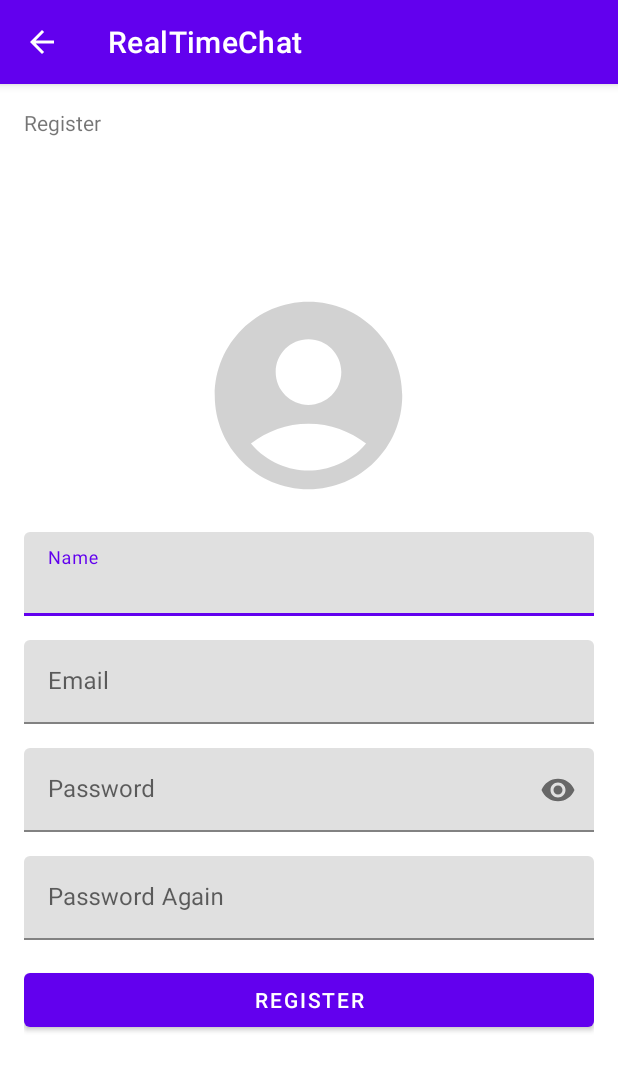
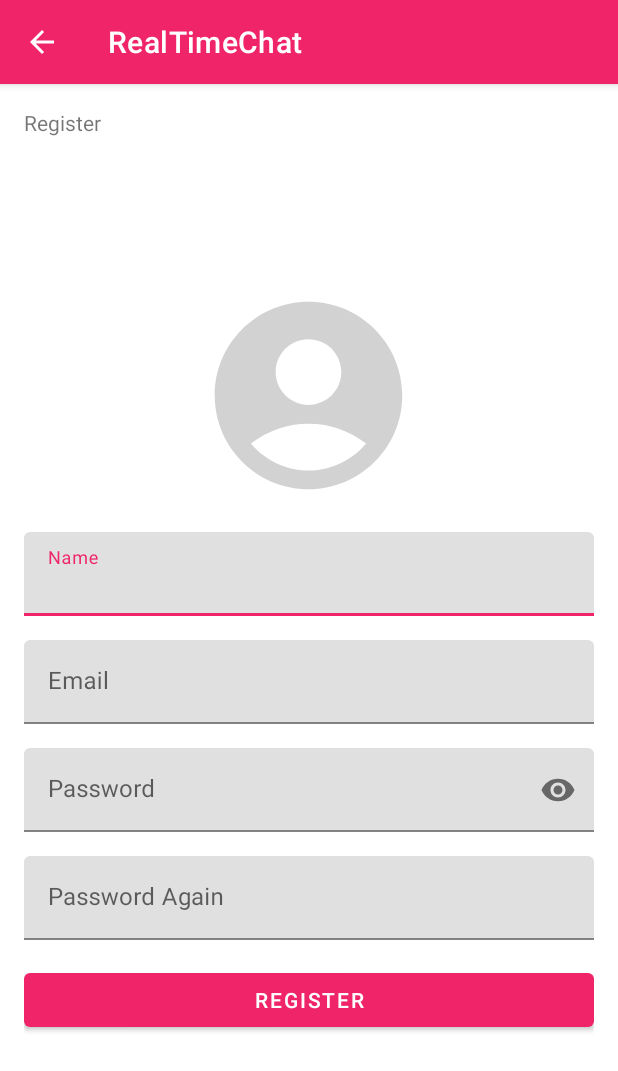
Before and after one commit to lwinlwincho/RealTimeChat, an Android app: the screen it shows after launch (RegisterActivity), after a tap on "REGISTER", on a phone screen of 412 x 824 dp. Shown: the top 1071 px of the screen. Run offline under Robolectric (Android 15) with nearby library versions, the phone set to English and light mode, and no system bars; our stand-ins replace Firebase (no records; nobody signed in at launch, a user with empty details on screens opened directly).

Commit message:
explore: change action bar color and status bar color

```diff
--- a/app/src/main/java/com/llc/realtimechat/MainActivity.kt
+++ b/app/src/main/java/com/llc/realtimechat/MainActivity.kt
@@ -3,15 +3,15 @@ package com.llc.realtimechat
 import android.content.Intent
 import androidx.appcompat.app.AppCompatActivity
 import android.os.Bundle
-import android.util.Log
 import android.view.Menu
 import android.view.MenuItem
+import android.view.View
+import android.widget.Toast
 import androidx.activity.viewModels
 import androidx.recyclerview.widget.LinearLayoutManager
 import androidx.recyclerview.widget.RecyclerView
 import com.google.firebase.auth.FirebaseAuth
 import com.google.firebase.auth.ktx.auth
-import com.google.firebase.firestore.ktx.firestore
 import com.google.firebase.ktx.Firebase
 import com.llc.realtimechat.databinding.ActivityMainBinding
 import com.llc.realtimechat.detail.DetailActivity
@@ -20,60 +20,50 @@ import com.llc.realtimechat.login.LoginActivity
 import com.llc.realtimechat.model.Chat
 import com.llc.realtimechat.userprofile.ProfileActivity
 
-class MainActivity : AppCompatActivity(),OnItemClickListener{
+class MainActivity : AppCompatActivity(), OnItemClickListener {
 
     private lateinit var binding: ActivityMainBinding
 
-    private val db = Firebase.firestore
+    private lateinit var auth: FirebaseAuth
+
+    private val viewModel: MainViewModel by viewModels()
 
     private val chatRecyclerViewAdapter: ChatRecyclerViewAdapter by lazy {
         ChatRecyclerViewAdapter(this)
     }
-
-    private lateinit var auth: FirebaseAuth
-
-    private val viewModel: MainViewModel by viewModels()
 
     override fun onCreate(savedInstanceState: Bundle?) {
         super.onCreate(savedInstanceState)
         binding = ActivityMainBinding.inflate(layoutInflater)
         setContentView(binding.root)
 
-
-        val userEmail = FirebaseAuth.getInstance().currentUser!!.email
-
-        db.collection("user").whereEqualTo("email", userEmail).get()
-            .addOnSuccessListener { document ->
-                if (document != null) {
-
-                    for (document in document) {
-
-                        binding.imvProfile.loadFromUrl(document.data["profile"].toString())
-
-                        Log.d("TAG", "${document.id}=>${document.data["email"]}")
-                        Log.d("TAG", "$userEmail")
-                    }
-                } else {
-                    Log.d("TAG", "No such document")
-                }
+        viewModel.isLoggedinLiveData.observe(this) { isLoggedIn ->
+            if (!isLoggedIn) {
+                val intent = Intent(this, LoginActivity::class.java)
+                startActivity(intent)
             }
-            .addOnFailureListener { exception ->
-                Log.d("TAG", "get failed with ", exception)
-            }
-
-
-
-
-
-        viewModel.chatListLiveData.observe(this) { chatList ->
-            chatRecyclerViewAdapter.submitList(chatList)
         }
 
-        auth = Firebase.auth
-        if (auth.currentUser == null) {
-            val intent = Intent(this, LoginActivity::class.java)
-            startActivity(intent)
-            finish()
+        viewModel.chatListEvent.observe(this) { event ->
+            when (event) {
+                is MainViewEvent.Loading -> binding.progressBar.visibility = View.VISIBLE
+
+                is MainViewEvent.Success -> {
+                    binding.progressBar.visibility = View.INVISIBLE
+                    chatRecyclerViewAdapter.submitList(event.chatList)
+                }
+
+                is MainViewEvent.Profile -> {
+                    binding.progressBar.visibility = View.INVISIBLE
+                    binding.imvProfile.loadFromUrl(event.profile)
+                }
+
+                is MainViewEvent.Error -> {
+                    binding.progressBar.visibility = View.INVISIBLE
+                    Toast.makeText(this, event.message, Toast.LENGTH_SHORT).show()
+                }
+                else -> {}
+            }
         }
 
         binding.rvChat.apply {
@@ -82,22 +72,20 @@ class MainActivity : AppCompatActivity(),OnItemClickListener{
         }
 
         binding.btnSend.setOnClickListener {
-
             val message = binding.etMessage.text.toString()
-
             viewModel.sendMessage(message)
         }
 
-        binding.imvProfile.setOnClickListener{
-            val intent=Intent(this, ProfileActivity::class.java)
+        binding.imvProfile.setOnClickListener {
+            val intent = Intent(this, ProfileActivity::class.java)
             startActivity(intent)
         }
 
-        viewModel.isLoggedinLiveData.observe(this) { isLoggedIn ->
-            if (!isLoggedIn) {
-                val intent = Intent(this, LoginActivity::class.java)
-                startActivity(intent)
-            }
+        auth = Firebase.auth
+        if (auth.currentUser == null) {
+            val intent = Intent(this, LoginActivity::class.java)
+            startActivity(intent)
+            finish()
         }
     }
 
@@ -121,8 +109,8 @@ class MainActivity : AppCompatActivity(),OnItemClickListener{
         val intent = Intent(this, DetailActivity::class.java)
         with(intent) {
             putExtra("chatId", chat.chatId)
-            putExtra("sender",chat.sender)
-            putExtra("message",chat.message)
+            putExtra("sender", chat.sender)
+            putExtra("message", chat.message)
             startActivity(this)
         }
     }
--- a/app/src/main/java/com/llc/realtimechat/MainViewModel.kt
+++ b/app/src/main/java/com/llc/realtimechat/MainViewModel.kt
@@ -1,33 +1,61 @@
 package com.llc.realtimechat
 
-import android.content.ContentValues.TAG
 import android.util.Log
+import androidx.lifecycle.LiveData
 import androidx.lifecycle.MutableLiveData
 import androidx.lifecycle.ViewModel
+import androidx.lifecycle.viewModelScope
 import com.google.firebase.auth.FirebaseAuth
-import com.google.firebase.auth.UserInfo
 import com.google.firebase.auth.ktx.auth
-import com.google.firebase.auth.ktx.userProfileChangeRequest
 import com.google.firebase.database.DataSnapshot
 import com.google.firebase.database.DatabaseError
 import com.google.firebase.database.DatabaseReference
 import com.google.firebase.database.ValueEventListener
 import com.google.firebase.database.ktx.database
 import com.google.firebase.database.ktx.getValue
+import com.google.firebase.firestore.ktx.firestore
 import com.google.firebase.ktx.Firebase
 import com.llc.realtimechat.model.Chat
+import kotlinx.coroutines.launch
+import kotlinx.coroutines.tasks.await
 
 class MainViewModel : ViewModel(), FirebaseAuth.AuthStateListener {
 
-    val chatListLiveData = MutableLiveData<List<Chat>>()
+    private val _chatListEvent = MutableLiveData<MainViewEvent>()
+    val chatListEvent: LiveData<MainViewEvent> = _chatListEvent
 
     val isLoggedinLiveData = MutableLiveData<Boolean>()
 
     private val chatNoteReference: DatabaseReference = Firebase.database.reference.child("chat")
 
     private val auth: FirebaseAuth = Firebase.auth
+    private val db = Firebase.firestore
 
     init {
+        getProfile()
+        getData()
+    }
+
+    private fun getProfile() {
+        viewModelScope.launch {
+            try {
+                val userEmail = FirebaseAuth.getInstance().currentUser!!.email
+
+                val documentRef =
+                    db.collection("user").whereEqualTo("email", userEmail).get().await()
+
+                if (documentRef != null) {
+                    for (documentRef in documentRef) {
+                        _chatListEvent.postValue(MainViewEvent.Profile(documentRef.data["profile"].toString()))
+                    }
+                }
+            } catch (e: Exception) {
+                _chatListEvent.postValue(MainViewEvent.Error(e.message.toString()))
+            }
+        }
+    }
+
+    private fun getData() {
         //get data changes from firebase or read from database
         chatNoteReference.addValueEventListener(object : ValueEventListener {
             override fun onDataChange(snapshot: DataSnapshot) {
@@ -61,31 +89,36 @@ class MainViewModel : ViewModel(), FirebaseAuth.AuthStateListener {
                     )
                     chatList.add(chat)
                 }
-                chatListLiveData.postValue(chatList)
+                _chatListEvent.postValue(MainViewEvent.Success(chatList))
             }
 
             override fun onCancelled(error: DatabaseError) {
                 error.toException().printStackTrace()
             }
         })
+        auth.addAuthStateListener(this)
+    }
 
-        auth.addAuthStateListener ( this )
+    override fun onAuthStateChanged(firebaseAuth: FirebaseAuth) {
+        val isLoggedIn = firebaseAuth.currentUser != null
+        isLoggedinLiveData.postValue(isLoggedIn)
     }
 
     fun sendMessage(message: String) {
-
         chatNoteReference.push().apply {
             child("sender").setValue(auth.currentUser?.email ?: "Dammy User")
             child("message").setValue(message)
         }
     }
 
-    override fun onAuthStateChanged(firebaseAuth: FirebaseAuth) {
-        val isLoggedIn = firebaseAuth.currentUser!=null
-        isLoggedinLiveData.postValue(isLoggedIn)
-    }
-
     fun logOut() {
         auth.signOut()
     }
 }
+
+sealed class MainViewEvent {
+    object Loading : MainViewEvent()
+    data class Success(val chatList: List<Chat>) : MainViewEvent()
+    data class Profile(val profile: String) : MainViewEvent()
+    data class Error(val message: String) : MainViewEvent()
+}
--- a/app/src/main/java/com/llc/realtimechat/detail/DetailViewModel.kt
+++ b/app/src/main/java/com/llc/realtimechat/detail/DetailViewModel.kt
@@ -29,7 +29,6 @@ class DetailViewModel : ViewModel() {
 }
 
 sealed class UpdateChatEvent {
-    data class SuccessShow(val updateEvent: Chat) : UpdateChatEvent()
     data class SuccessUpdate(val message: String) : UpdateChatEvent()
     data class SuccessDelete(val message: String) : UpdateChatEvent()
     data class Error(val error: String) : UpdateChatEvent()
--- a/app/src/main/java/com/llc/realtimechat/login/LoginActivity.kt
+++ b/app/src/main/java/com/llc/realtimechat/login/LoginActivity.kt
@@ -41,7 +41,7 @@ class LoginActivity : AppCompatActivity() {
             startActivity(intent)
         }
 
-        viewModel.loginViewEventLiveData.observe(this) { event ->
+        viewModel.loginViewEvent.observe(this) { event ->
             when (event) {
                 is LoginViewEvent.Success -> {
                     val intent = Intent(this, MainActivity::class.java)
--- a/app/src/main/java/com/llc/realtimechat/login/LoginViewModel.kt
+++ b/app/src/main/java/com/llc/realtimechat/login/LoginViewModel.kt
@@ -1,30 +1,26 @@
 package com.llc.realtimechat.login
 
-import android.util.Log
 import androidx.lifecycle.ViewModel
-import com.google.android.gms.auth.api.signin.GoogleSignInOptions
 import com.google.firebase.auth.FirebaseAuth
 import com.google.firebase.auth.ktx.auth
 import com.google.firebase.ktx.Firebase
-import com.llc.realtimechat.R
 import com.llc.realtimechat.SingleLiveEvent
 
 class LoginViewModel : ViewModel() {
 
     private val auth: FirebaseAuth = Firebase.auth
 
-    val loginViewEventLiveData = SingleLiveEvent<LoginViewEvent>()
-
+    private var _loginViewEvent = SingleLiveEvent<LoginViewEvent>()
+    val loginViewEvent = _loginViewEvent
 
     fun login(email: String, password: String) {
 
         auth.signInWithEmailAndPassword(email, password)
             .addOnCompleteListener { task ->
                 if (task.isSuccessful) {
-                    loginViewEventLiveData.postValue(LoginViewEvent.Success)
+                    _loginViewEvent.postValue(LoginViewEvent.Success)
                 } else {
-                    Log.w("LoginActivity", "createUserWithEmail:failure", task.exception)
-                    loginViewEventLiveData.postValue(LoginViewEvent.Error("Authentication failed."))
+                    _loginViewEvent.postValue(LoginViewEvent.Error(task.exception.toString()))
                 }
             }
     }
--- a/app/src/main/java/com/llc/realtimechat/register/RegisterActivity.kt
+++ b/app/src/main/java/com/llc/realtimechat/register/RegisterActivity.kt
@@ -20,6 +20,7 @@ class RegisterActivity : AppCompatActivity() {
     private val viewModel: RegisterViewModel by viewModels()
 
     private val PICK_IMAGE_REQUEST = 1
+
     private var filePath: Uri? = null
 
     override fun onCreate(savedInstanceState: Bundle?) {
@@ -29,7 +30,7 @@ class RegisterActivity : AppCompatActivity() {
 
         supportActionBar?.setDisplayHomeAsUpEnabled(true)
 
-        viewModel.registerViewEventLiveData.observe(this) { event ->
+        viewModel.registerViewEvent.observe(this) { event ->
             when (event) {
                 is RegisterViewEvent.Loading -> binding.progressBar.visibility = View.VISIBLE
 
--- a/app/src/main/res/layout/activity_login.xml
+++ b/app/src/main/res/layout/activity_login.xml
@@ -4,11 +4,6 @@
     android:layout_width="match_parent"
     android:layout_height="match_parent"
     android:padding="@dimen/margin_normal">
-
-    <TextView
-        android:text="Login"
-        android:layout_width="wrap_content"
-        android:layout_height="wrap_content"/>
 
     <LinearLayout
         android:layout_width="match_parent"
--- a/app/src/main/res/values/colors.xml
+++ b/app/src/main/res/values/colors.xml
@@ -1,7 +1,7 @@
 <?xml version="1.0" encoding="utf-8"?>
 <resources>
     <color name="purple_200">#FFBB86FC</color>
-    <color name="purple_500">#FF6200EE</color>
+    <color name="purple_500">#EF2469</color>
     <color name="purple_700">#FF3700B3</color>
     <color name="teal_200">#FF03DAC5</color>
     <color name="teal_700">#FF018786</color>
--- a/app/src/main/res/values/themes.xml
+++ b/app/src/main/res/values/themes.xml
@@ -10,7 +10,7 @@
         <item name="colorSecondaryVariant">@color/teal_700</item>
         <item name="colorOnSecondary">@color/black</item>
         <!-- Status bar color. -->
-        <item name="android:statusBarColor" tools:targetApi="l">?attr/colorPrimaryVariant</item>
+        <item name="android:statusBarColor" tools:targetApi="l">@color/purple_500</item>
         <!-- Customize your theme here. -->
     </style>
 </resources>
```
Also changed, not shown: app/src/main/java/com/llc/realtimechat/model/User.kt (added, +8 -0 lines), app/src/main/java/com/llc/realtimechat/register/RegisterViewModel.kt (+14 -16 lines), app/src/main/java/com/llc/realtimechat/userprofile/ProfileActivity.kt (+17 -34 lines), app/src/main/java/com/llc/realtimechat/userprofile/ProfileViewModel.kt (+29 -19 lines), app/src/main/res/layout/activity_main.xml (+9 -1 lines).
